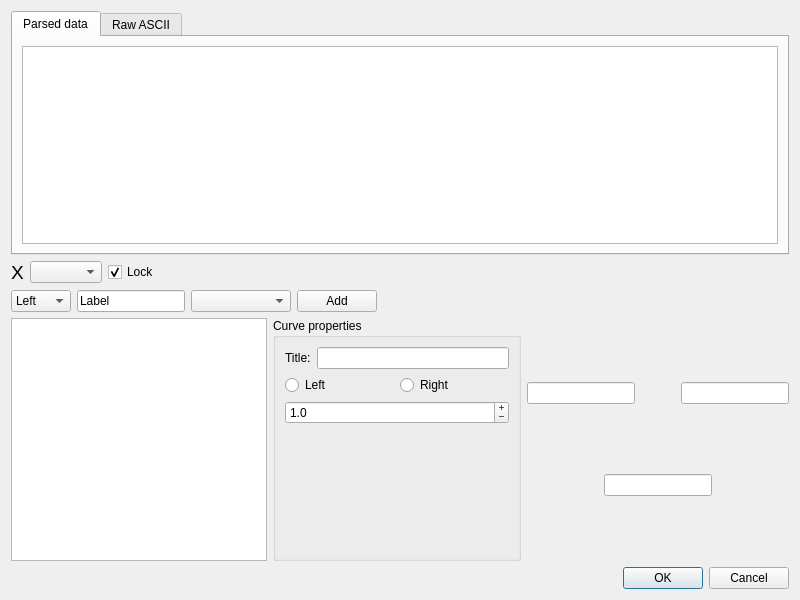
The window that src/qlabnetview/setupcurvesdialog.ui (uazure/qlabnetview) describes before a commit, drawn with Qt 5.
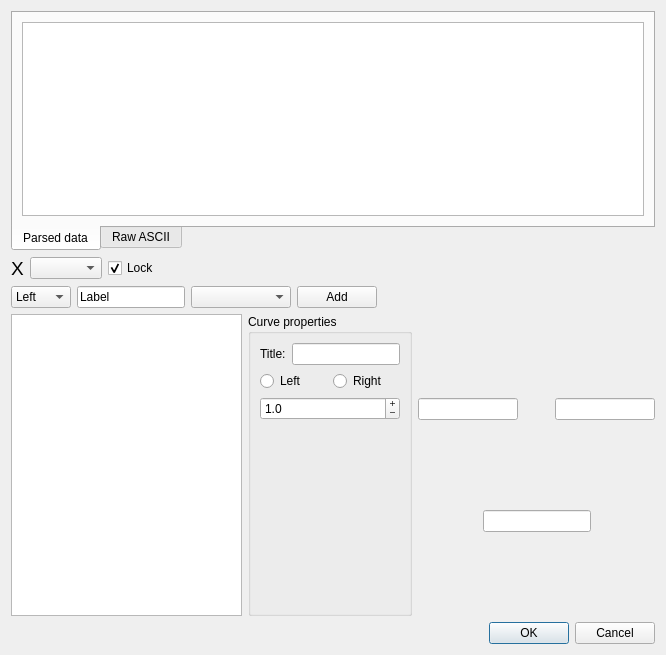
The same window after the commit.

```diff
--- a/src/qlabnetview/setupcurvesdialog.ui
+++ b/src/qlabnetview/setupcurvesdialog.ui
@@ -9,8 +9,8 @@
    <rect>
     <x>0</x>
     <y>0</y>
-    <width>800</width>
-    <height>600</height>
+    <width>666</width>
+    <height>655</height>
    </rect>
   </property>
   <property name="windowTitle">
@@ -20,7 +20,7 @@
    <item>
     <widget class="QTabWidget" name="tabWidget">
      <property name="sizePolicy">
-      <sizepolicy hsizetype="Expanding" vsizetype="MinimumExpanding">
+      <sizepolicy hsizetype="Expanding" vsizetype="Fixed">
        <horstretch>0</horstretch>
        <verstretch>0</verstretch>
       </sizepolicy>
@@ -28,7 +28,7 @@
      <property name="minimumSize">
       <size>
        <width>0</width>
-       <height>160</height>
+       <height>148</height>
       </size>
      </property>
      <property name="maximumSize">
@@ -37,6 +37,12 @@
        <height>16777215</height>
       </size>
      </property>
+     <property name="tabPosition">
+      <enum>QTabWidget::South</enum>
+     </property>
+     <property name="tabShape">
+      <enum>QTabWidget::Rounded</enum>
+     </property>
      <property name="currentIndex">
       <number>0</number>
      </property>
@@ -199,12 +205,21 @@
     <layout class="QHBoxLayout" name="horizontalLayout_3">
      <item>
       <widget class="QListView" name="listView">
+       <property name="enabled">
+        <bool>true</bool>
+       </property>
        <property name="sizePolicy">
-        <sizepolicy hsizetype="Minimum" vsizetype="Expanding">
+        <sizepolicy hsizetype="Fixed" vsizetype="Expanding">
          <horstretch>0</horstretch>
          <verstretch>0</verstretch>
         </sizepolicy>
        </property>
+       <property name="minimumSize">
+        <size>
+         <width>100</width>
+         <height>0</height>
+        </size>
+       </property>
        <property name="showDropIndicator" stdset="0">
         <bool>false</bool>
        </property>
@@ -215,10 +230,16 @@
      </item>
      <item>
       <layout class="QVBoxLayout" name="verticalLayout_3">
+       <property name="spacing">
+        <number>0</number>
+       </property>
+       <property name="sizeConstraint">
+        <enum>QLayout::SetMinimumSize</enum>
+       </property>
        <item>
         <widget class="QGroupBox" name="curvePropertiesBox">
          <property name="sizePolicy">
-          <sizepolicy hsizetype="Minimum" vsizetype="Preferred">
+          <sizepolicy hsizetype="Fixed" vsizetype="Preferred">
            <horstretch>1</horstretch>
            <verstretch>0</verstretch>
           </sizepolicy>
```
